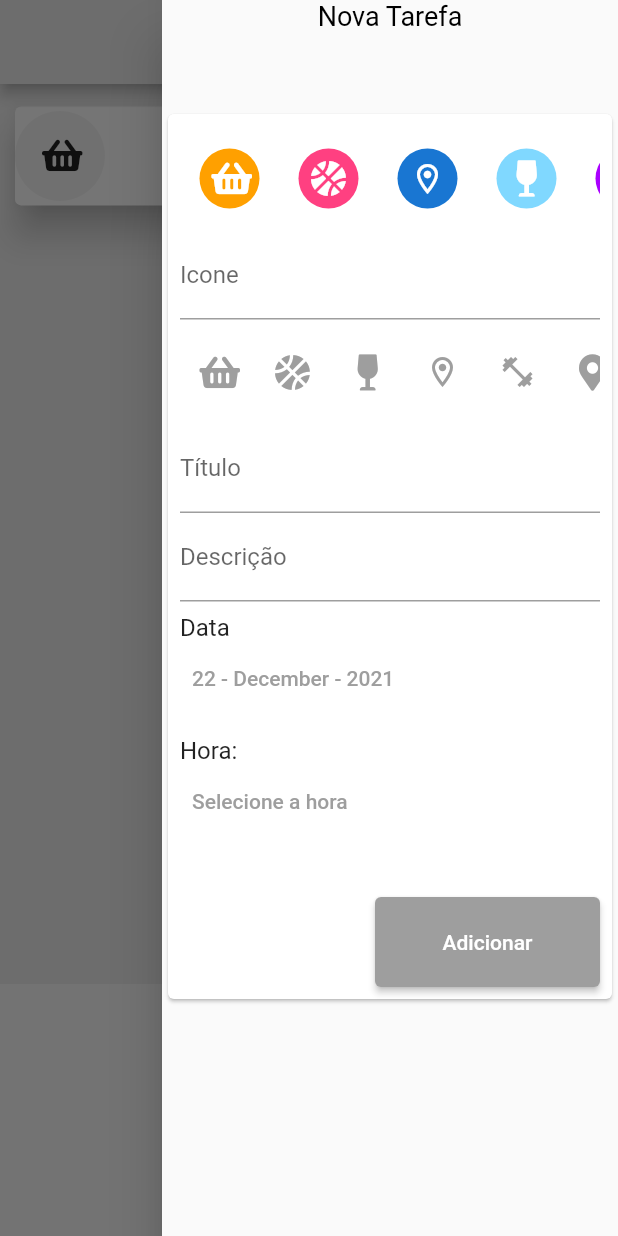
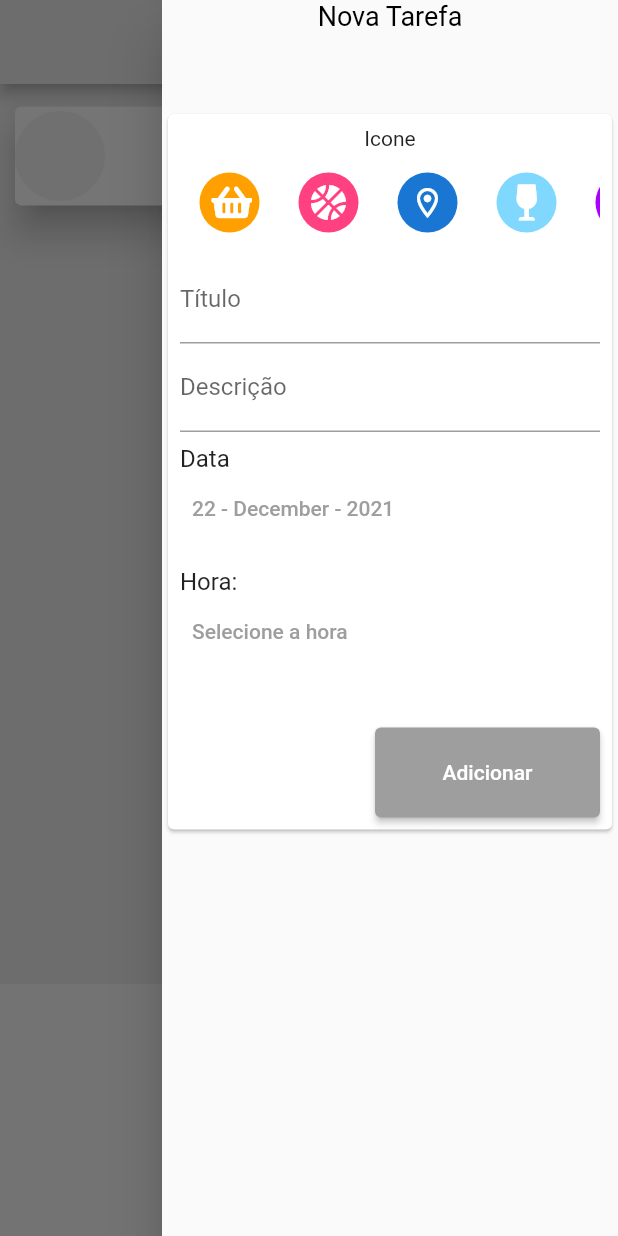
Before and after one commit to heloeng/Diario_De_Tarefas, a Flutter app: the screen it shows after launch, in the side drawer, after a tap on "Adicionar", on a phone screen of 412 x 824 dp. Run offline on Flutter 3.47's test engine with Material 2 defaults, Android fonts, the phone set to English and light mode, and no system bars; our stand-ins replace font_awesome_flutter.

Commit message:
insertion of selection icons.

```diff
--- a/lib/main.dart
+++ b/lib/main.dart
@@ -1,8 +1,6 @@
 import 'package:flutter/material.dart';
 
 import 'src/ui/pages/pages.dart';
-
-
 
 
 
--- a/lib/src/data/model/transaction_model.dart
+++ b/lib/src/data/model/transaction_model.dart
@@ -2,7 +2,7 @@ import 'package:flutter/material.dart';
 
 class TransactionModel {
   final String id;
-  final Icon icone;
+  final CircleAvatar icone;
   final String title;
   final String descricao;
   final DateTime date;
--- a/lib/src/ui/components/transaction_form_component.dart
+++ b/lib/src/ui/components/transaction_form_component.dart
@@ -7,7 +7,8 @@ import 'package:teste/src/ui/widgets/icons_list_widget.dart';
 import 'package:intl/intl.dart';
 
 class TransactionFormComponent extends StatefulWidget {
-  final void Function(Icon, String, String, DateTime, TimeOfDay) onSubmit;
+  final void Function(CircleAvatar, String, String, DateTime, TimeOfDay)
+      onSubmit;
 
   const TransactionFormComponent(this.onSubmit, {Key? key}) : super(key: key);
 
@@ -22,10 +23,11 @@ class _TransactionFormComponent extends State<TransactionFormComponent> {
   DateTime _selectedDate = DateTime.now();
   TimeOfDay _time = TimeOfDay.now();
   // Icon _selectedIcon = Icon(FontAwesomeIcons.shoppingBasket);
-  Icon _selectedIcon = Icon(FontAwesomeIcons.shoppingBasket);
+
+  CircleAvatar _selectedIcon = CircleAvatar();
 
   _submitForm() {
-    Icon icone = _selectedIcon;
+    CircleAvatar icone = _selectedIcon;
     final title = _titleController.text;
     final descricao = _descricaoController.text;
 
@@ -78,18 +80,25 @@ class _TransactionFormComponent extends State<TransactionFormComponent> {
         padding: const EdgeInsets.all(8.0),
         child: Column(
           children: [
+            // AvatarListWidget(),
 
-            // Helo inseri essa linha  AvatarListWidget(), de baixo ok para puxar os avatar com os icons
-            AvatarListWidget(),
+            // TextField(
+            //   controller: _iconeController,
+            //   onSubmitted: (_) => _submitForm(),
+            //   decoration: const InputDecoration(
+            //     labelText: 'Icone',
 
-            TextField(
-              controller: _iconeController,
-              onSubmitted: (_) => _submitForm(),
-              decoration: const InputDecoration(
-                labelText: 'Icone',
+            //   ),
+
+            // ),
+
+            Text(
+              'Icone',
+              textAlign: TextAlign.right,
             ),
-            ),
-            listaIcones(),
+            // listaIcones(),
+            // AvatarListWidget(),
+            listAvatar(),
             TextField(
               controller: _titleController,
               decoration: const InputDecoration(
@@ -182,51 +191,46 @@ class _TransactionFormComponent extends State<TransactionFormComponent> {
     );
   }
 
-  final _iconsList = [
-    Icon(FontAwesomeIcons.shoppingBasket, color: Colors.grey),
-    Icon(FontAwesomeIcons.basketballBall, color: Colors.grey),
-    Icon(FontAwesomeIcons.wineGlass, color: Colors.grey),
-    Icon(Icons.location_on_outlined, color: Colors.grey),
-    Icon(Icons.fitness_center_sharp, color: Colors.grey),
-    Icon(FontAwesomeIcons.mapMarkerAlt, color: Colors.grey),
-    Icon(FontAwesomeIcons.dumbbell, color: Colors.grey),
-    Icon(Icons.alarm, color: Colors.grey),
+  final _avatarList = [
+    const CircleAvatar(
+        child: Icon(FontAwesomeIcons.shoppingBasket, color: Color(0xFFFFFFFF)),
+        backgroundColor: Color(0xFFFFA000)),
+    const CircleAvatar(
+        child: Icon(FontAwesomeIcons.basketballBall, color: Color(0xFFFFFFFF)),
+        backgroundColor: Color(0xFFFF4081)),
+    const CircleAvatar(
+        child: Icon(Icons.location_on_outlined, color: Color(0xFFFFFFFF)),
+        backgroundColor: Color(0xFF1976D2)),
+    const CircleAvatar(
+        child: Icon(FontAwesomeIcons.wineGlass, color: Color(0xFFFFFFFF)),
+        backgroundColor: Color(0xFF80D8FF)),
+    const CircleAvatar(
+        child: Icon(Icons.fitness_center_sharp, color: Color(0xFFFFFFFF)),
+        backgroundColor: Color(0xFFAA00FF)),
+    const CircleAvatar(
+        child: Icon(FontAwesomeIcons.bookReader, color: Color(0xFFFFFFFF)),
+        backgroundColor: Color(0xFF212121)),
   ];
 
   int selectIndex = 0;
 
-  listaIcones() {
+  listAvatar() {
     return SizedBox(
       height: 70,
       width: MediaQuery.of(context).size.width,
       child: ListView.builder(
         scrollDirection: Axis.horizontal,
-          itemCount: _iconsList.length,
+        itemCount: _avatarList.length,
         itemBuilder: (_, index) => Padding(
             padding: const EdgeInsets.symmetric(horizontal: 13),
             child: GestureDetector(
-                child: _iconsList[index],
+              child: (_avatarList[index]),
               onTap: () {
-                  _selectedIcon = _iconsList[index];
-                  unselectIcon();
-                  setState(() {
-                    _iconsList[index] = Icon(
-                      _iconsList[index].icon,
-                      color: Colors.green,
-                    );
-                  });
+                _selectedIcon = _avatarList[index];
                 selectIndex = index;
               },
-              ))),
+            )),
+      ),
     );
   }
-
-  unselectIcon() {
-    setState(() {
-      _iconsList[selectIndex] = Icon(
-        _iconsList[selectIndex].icon,
-        color: Colors.grey,
-      );
-    });
 }
-}
--- a/lib/src/ui/pages/home_page.dart
+++ b/lib/src/ui/pages/home_page.dart
@@ -62,7 +62,7 @@ class _MyHomePageState extends State<MyHomePage> {
     );
   }
 
-  _addTransaction(Icon icone, String title, String descricao, DateTime date,
+  _addTransaction(CircleAvatar icone, String title, String descricao, DateTime date,
       TimeOfDay time) {
     final newTransaction = TransactionModel(
       id: Random().nextDouble().toString(),
--- a/lib/src/ui/widgets/avatar_list_widget.dart
+++ b/lib/src/ui/widgets/avatar_list_widget.dart
@@ -6,30 +6,70 @@ class AvatarListWidget extends StatelessWidget {
 
   @override
   Widget build(BuildContext context) {
+//     var _avatarList = [
+//       const CircleAvatar(
+//           child:
+//               Icon(FontAwesomeIcons.shoppingBasket, color: Color(0xFFFFFFFF)),
+//           backgroundColor: Color(0xFFFFA000)),
+//       const CircleAvatar(
+//           child:
+//               Icon(FontAwesomeIcons.basketballBall, color: Color(0xFFFFFFFF)),
+//           backgroundColor: Color(0xFFFF4081)),
+//       const CircleAvatar(
+//           child: Icon(Icons.location_on_outlined, color: Color(0xFFFFFFFF)),
+//           backgroundColor: Color(0xFF1976D2)),
+//       const CircleAvatar(
+//           child: Icon(FontAwesomeIcons.wineGlass, color: Color(0xFFFFFFFF)),
+//           backgroundColor: Color(0xFF80D8FF)),
+//       const CircleAvatar(
+//           child: Icon(Icons.fitness_center_sharp, color: Color(0xFFFFFFFF)),
+//           backgroundColor: Color(0xFFAA00FF)),
+//       const CircleAvatar(
+//           child: Icon(FontAwesomeIcons.bookReader, color: Color(0xFFFFFFFF)),
+//           backgroundColor: Color(0xFF212121)),
+//     ];
+
+//     return SizedBox(
+//       height: 70,
+//       width: MediaQuery.of(context).size.width,
+//       child: ListView.builder(
+//         scrollDirection: Axis.horizontal,
+//         itemCount: _avatarList.length,
+//         itemBuilder: (_, index) => Padding(
+//           padding: const EdgeInsets.symmetric(horizontal: 13),
+//           child: GestureDetector(
+//             child: (_avatarList[index]),
+//           ),
+//         ),
+//       ),
+//     );
+//   }
+// }
+
     var _avatarList = [
-      const CircleAvatar(child:Icon(FontAwesomeIcons.shoppingBasket,color: Color(0xFFFFFFFF)),
+      const CircleAvatar(
+          child:
+              Icon(FontAwesomeIcons.shoppingBasket, color: Color(0xFFFFFFFF)),
           backgroundColor: Color(0xFFFFA000)),
-
-      const CircleAvatar(child:Icon(FontAwesomeIcons.basketballBall,
-      color: Color(0xFFFFFFFF)),
+      const CircleAvatar(
+          child:
+              Icon(FontAwesomeIcons.basketballBall, color: Color(0xFFFFFFFF)),
           backgroundColor: Color(0xFFFF4081)),
-
-      const CircleAvatar(child:Icon(Icons.location_on_outlined,
-      color: Color(0xFFFFFFFF)),
+      const CircleAvatar(
+          child: Icon(Icons.location_on_outlined, color: Color(0xFFFFFFFF)),
           backgroundColor: Color(0xFF1976D2)),
-
-      const CircleAvatar(child:Icon(FontAwesomeIcons.wineGlass,
-      color: Color(0xFFFFFFFF)),
+      const CircleAvatar(
+          child: Icon(FontAwesomeIcons.wineGlass, color: Color(0xFFFFFFFF)),
           backgroundColor: Color(0xFF80D8FF)),
-
-      const CircleAvatar(child:Icon(Icons.fitness_center_sharp,
-      color: Color(0xFFFFFFFF)),
+      const CircleAvatar(
+          child: Icon(Icons.fitness_center_sharp, color: Color(0xFFFFFFFF)),
           backgroundColor: Color(0xFFAA00FF)),
-
-      const CircleAvatar(child:Icon(FontAwesomeIcons.bookReader,
-      color: Color(0xFFFFFFFF)),
+      const CircleAvatar(
+          child: Icon(FontAwesomeIcons.bookReader, color: Color(0xFFFFFFFF)),
           backgroundColor: Color(0xFF212121)),
     ];
+
+    int selectIndex = 0;
 
     return SizedBox(
       height: 70,
@@ -41,8 +81,10 @@ class AvatarListWidget extends StatelessWidget {
             padding: const EdgeInsets.symmetric(horizontal: 13),
             child: GestureDetector(
               child: (_avatarList[index]),
-          ),
-        ),
+              onTap: () {
+                selectIndex = index;
+              },
+            )),
       ),
     );
   }
```
Also changed, not shown: lib/src/ui/components/teste.dart (deleted). Lines whose indentation alone changed are shown as unchanged.
